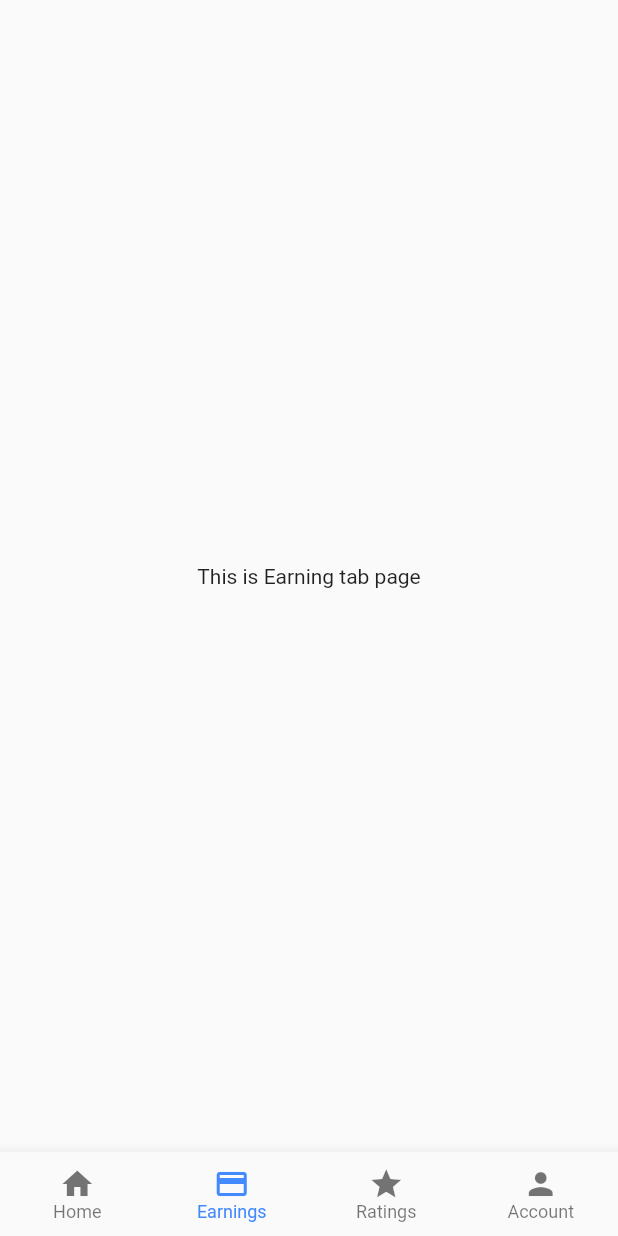
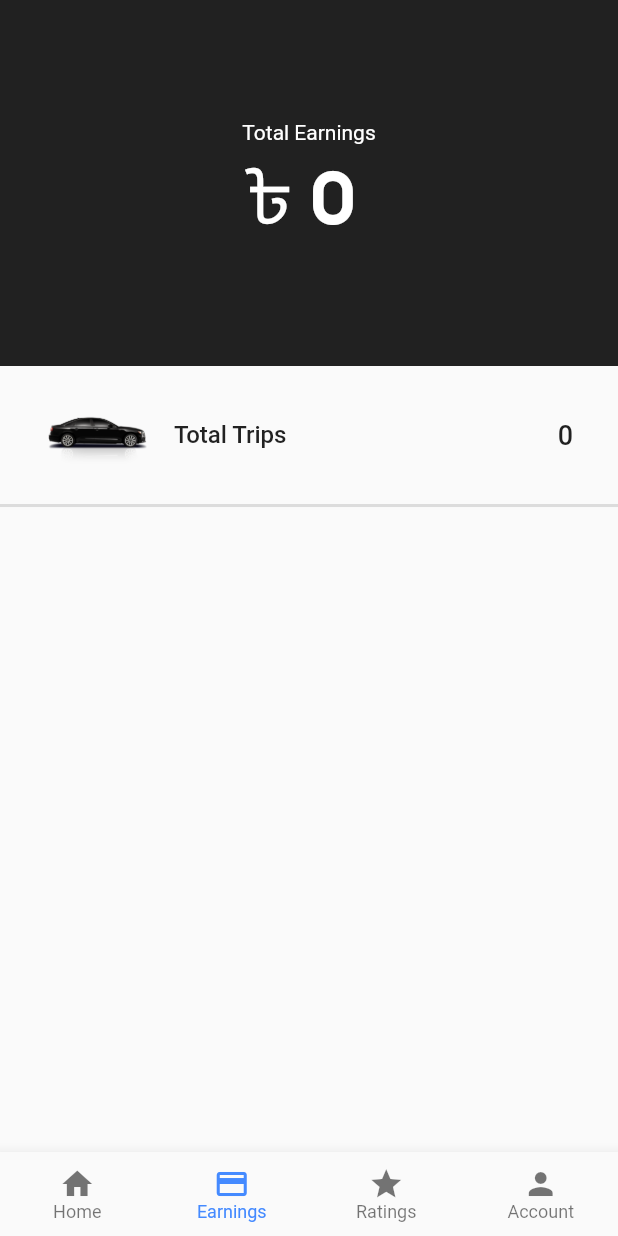
Before and after one commit to shimul53/Taxi-Mama-Driver-App, a Flutter app: the MainScreen screen opened by its route, item 2 of the bottom bar chosen, on a phone screen of 412 x 824 dp. Run offline on Flutter 3.47's test engine with Material 2 defaults, Android fonts, the light colour scheme and no system bars; our stand-ins replace assets_audio_player, firebase_auth, firebase_core, firebase_database, firebase_messaging, fluttertoast and 3 more; missing offline and left inert: dart:ffi, flutter_geofire, flutter_polyline_points, maps_toolkit; accounts and stored records are empty.

Commit message:
retrieve and display total earning and display history

```diff
--- a/lib/DataHandler/appData.dart
+++ b/lib/DataHandler/appData.dart
@@ -1,18 +1,32 @@
 import 'dart:ffi';
 
+import 'package:drivers_app/Models/history.dart';
 import 'package:flutter/cupertino.dart';
 import 'package:drivers_app/Models/address.dart';
 
 class AppData extends ChangeNotifier {
-  Address? pickUpLocation, dropOffLocation;
+  String earnings = "0";
+  int countTrips = 0;
+  List<String> tripHistoryKeys = [];
+  List<History> tripHistoryDataList = [];
 
-  void updatePickUpLocationAddress(Address pickUpAddress) async {
-    pickUpLocation = pickUpAddress;
+  void updateEarnings(String updatedEarnings) {
+    earnings = updatedEarnings;
     notifyListeners();
   }
 
-  void updateDropOffLocationAddress(Address dropOffAddress) async {
-    dropOffLocation = dropOffAddress;
+  void updateTripsCounter(int tripCounter) {
+    countTrips = tripCounter;
+    notifyListeners();
+  }
+
+  void updateTripKeys(List<String> newKeys) {
+    tripHistoryKeys = newKeys;
+    notifyListeners();
+  }
+
+  void updateTripHistoryData(History eachHistory) {
+    tripHistoryDataList.add(eachHistory);
     notifyListeners();
   }
 }
--- /dev/null
+++ b/lib/Models/history.dart
@@ -0,0 +1,26 @@
+import 'package:firebase_database/firebase_database.dart';
+
+class History {
+  String? paymentMethod;
+  String? createdAt;
+  String? status;
+  String? fares;
+  String? dropOff;
+  String? pickUp;
+
+  History(
+      {this.paymentMethod,
+      this.createdAt,
+      this.status,
+      this.fares,
+      this.dropOff,
+      this.pickUp});
+  History.fromSnapshot(DataSnapshot snapshot) {
+    paymentMethod = snapshot.value["payment_method"];
+    createdAt = snapshot.value["created_at"];
+    status = snapshot.value["status"];
+    fares = snapshot.value["fares"];
+    dropOff = snapshot.value["dropoff_address"];
+    pickUp = snapshot.value["pickup_address"];
+  }
+}
--- a/lib/tabsPages/earningsTabPage.dart
+++ b/lib/tabsPages/earningsTabPage.dart
@@ -1,12 +1,77 @@
+import 'package:drivers_app/AllScreens/HistoryScreen.dart';
+import 'package:drivers_app/DataHandler/appData.dart';
+import 'package:drivers_app/Models/history.dart';
 import 'package:flutter/material.dart';
+import 'package:provider/provider.dart';
 
 class EarningTabPage extends StatelessWidget {
-
-
   @override
   Widget build(BuildContext context) {
-    return Center(
-      child: Text("This is Earning tab page"),
+    return Column(
+      children: [
+        Container(
+          color: Colors.black87,
+          width: double.infinity,
+          child: Padding(
+            padding: EdgeInsets.symmetric(vertical: 80),
+            child: Column(
+              children: [
+                Text(
+                  'Total Earnings',
+                  style: TextStyle(color: Colors.white),
+                ),
+                Text(
+                  "৳ ${Provider.of<AppData>(context, listen: false).earnings} ",
+                  style: TextStyle(
+                      color: Colors.white,
+                      fontSize: 50,
+                      fontFamily: 'Brand Bold'),
+                ),
+              ],
+            ),
+          ),
+        ),
+        FlatButton(
+          padding: EdgeInsets.all(0),
+          onPressed: () {
+            Navigator.push((context),
+                MaterialPageRoute(builder: (context) => HistoryScreen()));
+          },
+          child: Padding(
+            padding: const EdgeInsets.symmetric(horizontal: 30, vertical: 18),
+            child: Row(
+              children: [
+                Image.asset(
+                  "images/uberx.png",
+                  width: 70,
+                ),
+                SizedBox(
+                  width: 16.0,
+                ),
+                Text(
+                  "Total Trips",
+                  style: TextStyle(fontSize: 16),
+                ),
+                Expanded(
+                  child: Container(
+                    child: Text(
+                      Provider.of<AppData>(context, listen: false)
+                          .countTrips
+                          .toString(),
+                      textAlign: TextAlign.end,
+                      style: TextStyle(fontSize: 18),
+                    ),
+                  ),
+                )
+              ],
+            ),
+          ),
+        ),
+        Divider(
+          height: 2.0,
+          thickness: 2.0,
+        )
+      ],
     );
   }
 }
--- a/lib/tabsPages/homeTabPage.dart
+++ b/lib/tabsPages/homeTabPage.dart
@@ -1,5 +1,6 @@
 import 'dart:async';
 import 'package:drivers_app/AllScreens/registrationScreen.dart';
+import 'package:drivers_app/Assistants/assistantMethods.dart';
 import 'package:drivers_app/Models/drivers.dart';
 import 'package:drivers_app/Notifications/pushNotificationService.dart';
 import 'package:drivers_app/configMaps.dart';
@@ -65,6 +66,8 @@ class _HomeTabPageState extends State<HomeTabPage> {
 
     pushNotificationService.initialize(context);
     pushNotificationService.getToken();
+
+    AssistantMethods.retrieveHistoryInfo(context);
   }
 
   @override
--- a/pubspec.yaml
+++ b/pubspec.yaml
@@ -32,6 +32,7 @@ dependencies:
   firebase_messaging: ^7.0.3
   assets_audio_player: ^2.0.13+1
   maps_toolkit: ^1.1.0+2
+  intl: ^0.16.1
 
 
 dev_dependencies:
@@ -57,6 +58,7 @@ flutter:
      - images/taxi.png
      - images/user_icon.png
      - sounds/alert.mp3
+     - images/uberx.png
 
 
 
```
Also changed, not shown: lib/AllScreens/HistoryScreen.dart (added, +45 -0 lines), lib/AllScreens/searchScreen.dart (deleted, +0 -292 lines), lib/AllWidgets/HistoryItem.dart (added, +85 -0 lines), lib/Assistants/assistantMethods.dart (+61 -0 lines), images/uberx.png (added), pubspec.lock.
